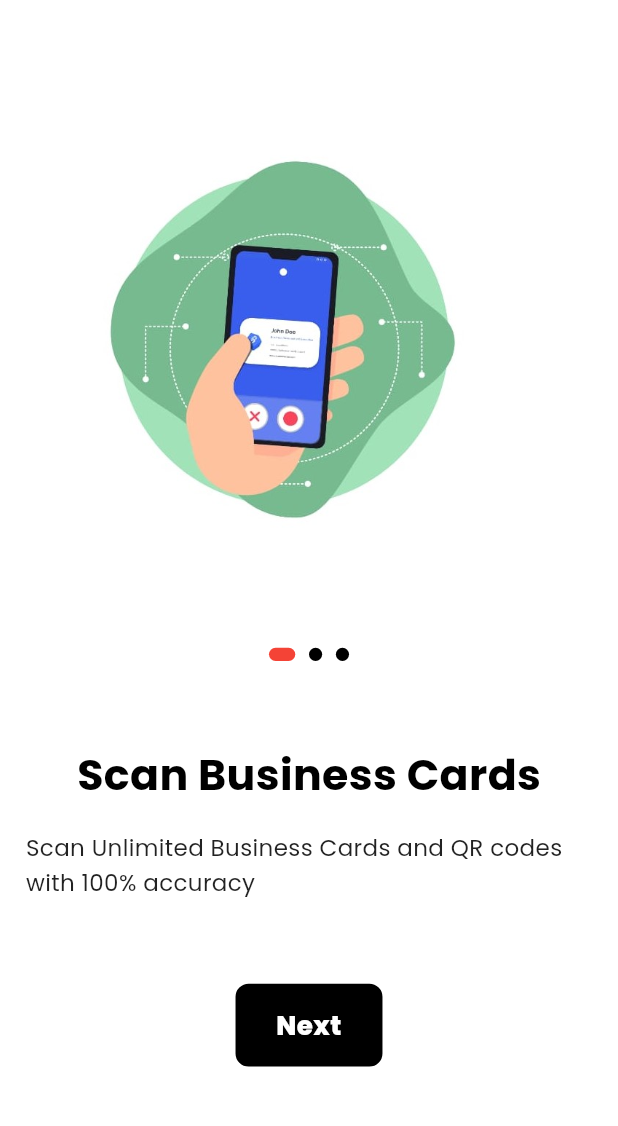
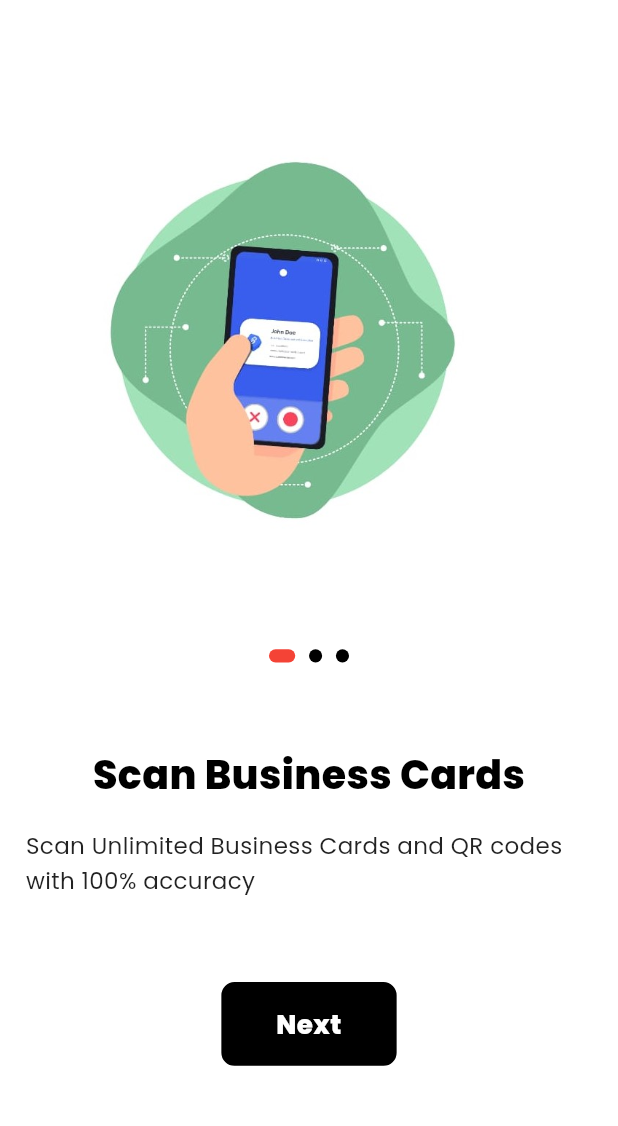
Before and after one commit to jasim506022/card_swift, a Flutter app: the screen it shows after launch, on a phone screen of 412 x 824 dp, the part 61-1187 px from its top. Run offline on Flutter 3.47's test engine with Material 3 defaults, Android fonts, the phone set to English and light mode, and no system bars; our stand-ins replace animated_bottom_navigation_bar, cloud_firestore, firebase_auth, firebase_core, flutter_lucide, flutter_screenutil and 6 more; accounts and stored records are empty.

Commit message:
onboarding

```diff
--- a/lib/common/style/app_colors.dart
+++ b/lib/common/style/app_colors.dart
@@ -6,4 +6,6 @@ class AppColors {
   static const Color blue = Colors.blue;
   static const Color black = Colors.black;
   static const Color white = Colors.white;
+  static const Color red = Colors.red;
+  static const Color green = Color(0xFF004704);
 }
--- a/lib/common/style/app_text_style.dart
+++ b/lib/common/style/app_text_style.dart
@@ -19,14 +19,14 @@ class AppTextStyle {
 
   // Main page title
   static TextStyle title = GoogleFonts.poppins(
-    fontSize: 26.sp,
-    fontWeight: FontWeight.bold,
+    fontSize: 24.sp,
+    fontWeight: FontWeight.w800,
     color: Colors.black,
   );
 
   // Secondary title / screen header
   static TextStyle subTitle = TextStyle(
-    fontSize: 24.sp,
+    fontSize: 20.sp,
     fontWeight: FontWeight.w600,
     color: Colors.black87,
   );
--- a/lib/view/profile/widget/app_button.dart
+++ b/lib/common/widget/app_button.dart
@@ -1,9 +1,7 @@
-import 'package:card_swift/common/style/app_colors.dart';
 import 'package:flutter/material.dart';
 import 'package:flutter_screenutil/flutter_screenutil.dart';
-import 'package:get/get.dart';
 
-import '../../../common/style/app_text_style.dart';
+import '../style/app_text_style.dart';
 
 class AppButton extends StatelessWidget {
   const AppButton({
@@ -13,6 +11,8 @@ class AppButton extends StatelessWidget {
     required this.textColor,
     this.onTap,
     this.borderColor,
+    this.width,
+    this.height,
   });
 
   final String title;
@@ -21,26 +21,46 @@ class AppButton extends StatelessWidget {
   final VoidCallback? onTap;
   final Color? borderColor;
 
+  /// Optional custom width and height
+  final double? width;
+  final double? height;
+
+  // why use ? here
+
   @override
   Widget build(BuildContext context) {
-    return InkWell(
+    // why doesn't use InkWell
+    return GestureDetector(
       onTap: onTap,
       child: Container(
-        padding: EdgeInsets.symmetric(vertical: 12.h, horizontal: 22.w),
+        width: width, // ✅ optional width
+        height: height, // ✅ optional height
+        padding: EdgeInsets.symmetric(vertical: 12.h, horizontal: 30.w),
         decoration: BoxDecoration(
           color: bgColor,
-          border: Border.all(color: borderColor ?? bgColor, width: 2),
+          border: Border.all(color: borderColor ?? bgColor, width: 2.w),
           borderRadius: BorderRadius.circular(8.r),
         ),
         child: Text(
           title,
           textAlign: TextAlign.center,
-          style: AppTextStyle.button,
+          style: AppTextStyle.button.copyWith(color: textColor),
         ),
       ),
     );
   }
 }
+
+/*
+1. ✅ Use GestureDetector vs InkWell (Optional)
+
+InkWell requires Material ancestor to show ripple.
+
+GestureDetector works in any container.
+
+If you want ripple, keep InkWell — but wrap in Material for proper behavior.
+ */
+
 
 /*
 
--- a/lib/controller/onboarding_controller.dart
+++ b/lib/controller/onboarding_controller.dart
@@ -5,16 +5,23 @@ import 'package:card_swift/route/route_name.dart';
 import 'package:flutter/material.dart';
 import 'package:get/get.dart';
 
+/// Controller for onboarding screens, handling page navigation,
+/// progress tracking, and completion logic.
 class OnboardingController extends GetxController {
+  /// Page controller for onboarding PageView
   final PageController pageController = PageController(initialPage: 0);
+  /// Current onboarding page index (reactive)
 
-  var currentIndex = 0.obs;
+  final RxInt currentIndex = 0.obs;
 
   // Why need this ()
+  /// List of onboarding items
+  /// () is needed because getOnboardingData is a **method**, not a property
   var onboardingList = OnboardingListData.getOnboardingData();
-
+  /// Checks if the current page is the last page
   bool get isLastPage => currentIndex.value == onboardingList.length - 1;
 
+  /// Marks onboarding as completed, stores in shared preferences, and navigates
   void completeOnboarding() {
     AppsConstant.isViewed = true;
     AppsConstant.sharedPreferences!.setBool(
@@ -25,6 +32,7 @@ class OnboardingController extends GetxController {
     Get.offNamed(RouteName.signPage);
   }
 
+  /// Updates the current page index (called onPageChanged)
   void updateIndex(int index) => currentIndex.value = index;
 
   /// Navigates to the next page in the onboarding sequence
--- a/lib/view/auth/forget_password_page.dart
+++ b/lib/view/auth/forget_password_page.dart
@@ -8,7 +8,7 @@ import '../../common/style/app_string.dart';
 import '../../common/widget/custom_app_bar.dart';
 import '../../controller/auth_controller.dart';
 import '../../common/widget/custom_text_form_field.dart';
-import '../profile/widget/app_button.dart';
+import '../../common/widget/app_button.dart';
 
 class ForgetPasswordPage extends StatelessWidget {
   const ForgetPasswordPage({super.key});
--- a/lib/view/auth/sign_in_page.dart
+++ b/lib/view/auth/sign_in_page.dart
@@ -12,7 +12,7 @@ import '../../common/style/app_text_style.dart';
 import '../../common/widget/custom_app_bar.dart';
 import '../../controller/auth_controller.dart';
 import '../../common/widget/custom_text_form_field.dart';
-import '../profile/widget/app_button.dart';
+import '../../common/widget/app_button.dart';
 
 class SignInPage extends StatefulWidget {
   const SignInPage({super.key});
--- a/lib/view/auth/sign_up_page.dart
+++ b/lib/view/auth/sign_up_page.dart
@@ -12,7 +12,7 @@ import '../../common/style/app_text_style.dart';
 import '../../common/widget/custom_app_bar.dart';
 import '../../controller/auth_controller.dart';
 import '../../common/widget/custom_text_form_field.dart';
-import '../profile/widget/app_button.dart';
+import '../../common/widget/app_button.dart';
 
 
 class SignUpPage extends StatefulWidget {
--- a/lib/view/onboarding_view/onboarding_view.dart
+++ b/lib/view/onboarding_view/onboarding_view.dart
@@ -1,8 +1,6 @@
 import 'package:card_swift/common/style/app_colors.dart';
-import 'package:card_swift/data/onboarding_list_data.dart';
-import 'package:card_swift/view/profile/widget/app_button.dart';
+
 import 'package:flutter/material.dart';
-import 'package:flutter_screenutil/flutter_screenutil.dart';
 import 'package:get/get.dart';
 
 import '../../common/style/app_string.dart';
@@ -18,30 +16,41 @@ class OnboardingView extends GetView<OnboardingController> {
   Widget build(BuildContext context) {
     return Scaffold(
       backgroundColor: AppColors.white,
-      appBar: AppBar(
+      appBar: _appBar(),
+      body: _pageView(),
+    );
+  }
+
+  AppBar _appBar() {
+    return AppBar(
       backgroundColor: AppColors.white,
       centerTitle: true,
       title: Text(AppString.appName, style: AppTextStyle.appBarTitle),
       actions: [
         TextButton(
-            onPressed: () => controller.completeOnboarding(),
+          // onPressed: () => controller.completeOnboarding(),
+          onPressed: controller.completeOnboarding,
           child: Text(
             AppString.skipBtn,
-              style: AppTextStyle.button.copyWith(color: Color(0xFF004704)),
+            style: AppTextStyle.button.copyWith(color: AppColors.green),
           ),
         ),
       ],
-      ),
-      body: PageView.builder(
+    );
+  }
+
+  PageView _pageView() {
+    return PageView.builder(
       // Where find controller
       controller: controller.pageController,
       itemCount: controller.onboardingList.length,
-        onPageChanged: (index) => controller.updateIndex(index),
-        itemBuilder: (context, index) {
-          final onboardingModel = controller.onboardingList[index];
-          return OnboardingWidget(onboardingModel: onboardingModel);
+      onPageChanged: controller.updateIndex,
+      // onPageChanged: (index) => controller.updateIndex(index),
+      itemBuilder: (_, index) {
+        // Why use_ here
+        final item = controller.onboardingList[index];
+        return OnboardingWidget(onboardingModel: item);
       },
-      ),
     );
   }
 }
--- a/lib/view/onboarding_view/widget/onboarding_progress_dots_widget.dart
+++ b/lib/view/onboarding_view/widget/onboarding_progress_dots_widget.dart
@@ -1,3 +1,4 @@
+import 'package:card_swift/common/style/app_colors.dart';
 import 'package:flutter/material.dart';
 import 'package:flutter_screenutil/flutter_screenutil.dart';
 import 'package:get/get.dart';
@@ -11,6 +12,7 @@ class OnboardingProgressDotsWidget extends GetView<OnboardingController> {
   Widget build(BuildContext context) {
     return Row(
       mainAxisAlignment: MainAxisAlignment.center,
+      // Understand Code This
       children: List.generate(
         3,
         (index) => Obx(() {
@@ -22,7 +24,7 @@ class OnboardingProgressDotsWidget extends GetView<OnboardingController> {
             width: isActive ? 16.h : 8.h,
             margin: EdgeInsets.symmetric(horizontal: 4.w),
             decoration: BoxDecoration(
-              color: isActive ? Colors.red : Colors.black,
+              color: isActive ? AppColors.red : AppColors.black,
               borderRadius: BorderRadius.circular(10.r),
             ),
           );
--- a/lib/view/onboarding_view/widget/onboarding_widget.dart
+++ b/lib/view/onboarding_view/widget/onboarding_widget.dart
@@ -6,7 +6,7 @@ import '../../../common/style/app_string.dart';
 import '../../../common/style/app_text_style.dart';
 import '../../../controller/onboarding_controller.dart';
 import '../../../model/onboarding_model.dart';
-import '../../profile/widget/app_button.dart';
+import '../../../common/widget/app_button.dart';
 import 'onboarding_progress_dots_widget.dart';
 
 class OnboardingWidget extends GetView<OnboardingController> {
--- a/lib/view/profile/profile_view.dart
+++ b/lib/view/profile/profile_view.dart
@@ -5,7 +5,7 @@ import 'package:flutter/material.dart';
 import 'package:flutter_screenutil/flutter_screenutil.dart';
 import 'package:intl_phone_number_input/intl_phone_number_input.dart';
 
-import 'widget/app_button.dart';
+import '../../common/widget/app_button.dart';
 import '../../common/widget/custom_text_form_field.dart';
 import 'widget/custom_phone_number_field.dart';
 import 'widget/heading_widget.dart';
```
Lines whose indentation alone changed are shown as unchanged.
